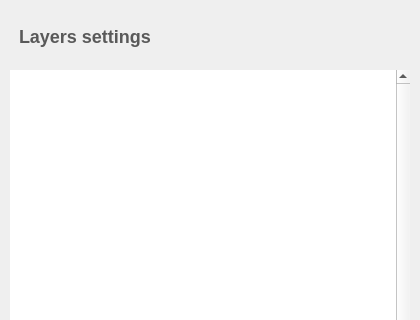
Qt form library/tulip-gui/designer/SceneLayersConfigWidget.ui (jalamao/tulip-1) before a commit; both pictures show x 0 to 420 and y 0 to 320 of the 420 by 540 pixel window.
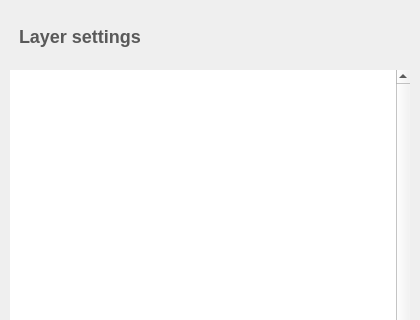
The same form after that commit. Icons and pictures are not drawn.

Commit message: backport trunk commit #10754

Diff of the .ui file:
```diff
--- a/library/tulip-gui/designer/SceneLayersConfigWidget.ui
+++ b/library/tulip-gui/designer/SceneLayersConfigWidget.ui
@@ -106,7 +106,7 @@
 	       color: #595959;</string>
 	     </property>
 	     <property name="text">
-	       <string>&lt;font size=&quot;5&quot;&gt;Layers settings&lt;/font&gt;</string>
+	       <string>&lt;font size=&quot;5&quot;&gt;Layer settings&lt;/font&gt;</string>
 	     </property>
            </widget>
 	 </item>
```
